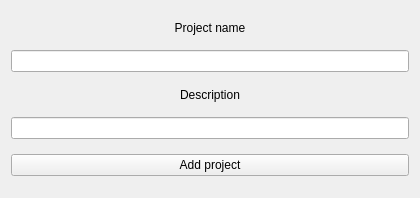
Above: client/include/add_project.ui from cowboymalboro1884/MessLess before the change. Below: the same form after it.
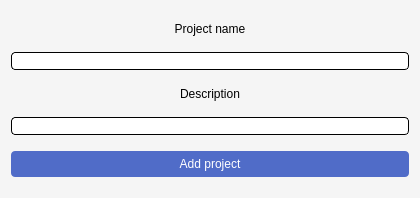
That is the form after the change.

Diff of the .ui file:
```diff
--- a/client/include/add_project.ui
+++ b/client/include/add_project.ui
@@ -13,6 +13,10 @@
   <property name="windowTitle">
    <string>Form</string>
   </property>
+  <property name="styleSheet">
+   <string notr="true">background-color:rgb(245, 245, 245);
+</string>
+  </property>
   <layout class="QGridLayout" name="gridLayout">
    <item row="0" column="0">
     <widget class="QLabel" name="name_label">
@@ -22,6 +26,9 @@
        <height>15</height>
       </size>
      </property>
+     <property name="styleSheet">
+      <string notr="true">font: 63 8pt &quot;Yu Gothic UI Semibold&quot;;</string>
+     </property>
      <property name="text">
       <string>Project name</string>
      </property>
@@ -31,10 +38,32 @@
     </widget>
    </item>
    <item row="1" column="0">
-    <widget class="QLineEdit" name="name_lineEdit"/>
+    <widget class="QLineEdit" name="name_lineEdit">
+     <property name="styleSheet">
+      <string notr="true">border: 1px solid black;
+     border-radius: 4px;
+background-color: white;</string>
+     </property>
+    </widget>
    </item>
    <item row="4" column="0">
     <widget class="QPushButton" name="addProject">
+     <property name="styleSheet">
+      <string notr="true">QPushButton {
+     background-color: rgb(80, 108, 200);
+	color: white;
+border: 1px black;
+
+     border-radius: 4px;
+	font: 63 8pt &quot;Yu Gothic UI Semibold&quot;;
+width:326px;
+height:26px;
+}
+
+QPushButton:hover{
+border: 1px solid rgb(255, 255, 255);
+}</string>
+     </property>
      <property name="text">
       <string>Add project</string>
      </property>
@@ -48,6 +77,9 @@
        <height>15</height>
       </size>
      </property>
+     <property name="styleSheet">
+      <string notr="true">font: 63 8pt &quot;Yu Gothic UI Semibold&quot;;</string>
+     </property>
      <property name="text">
       <string>Description</string>
      </property>
@@ -57,7 +89,13 @@
     </widget>
    </item>
    <item row="3" column="0">
-    <widget class="QLineEdit" name="description_lineEdit"/>
+    <widget class="QLineEdit" name="description_lineEdit">
+     <property name="styleSheet">
+      <string notr="true">border: 1px solid black;
+     border-radius: 4px;
+background-color: white;</string>
+     </property>
+    </widget>
    </item>
   </layout>
  </widget>
```
